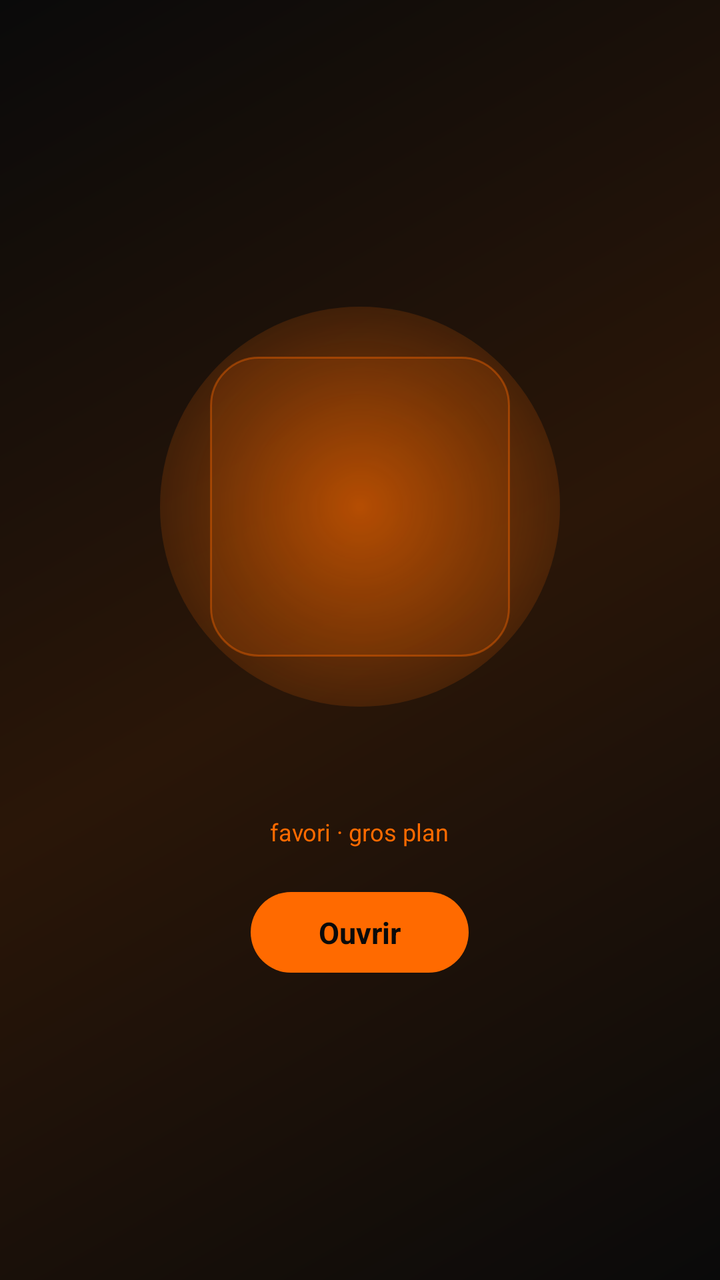
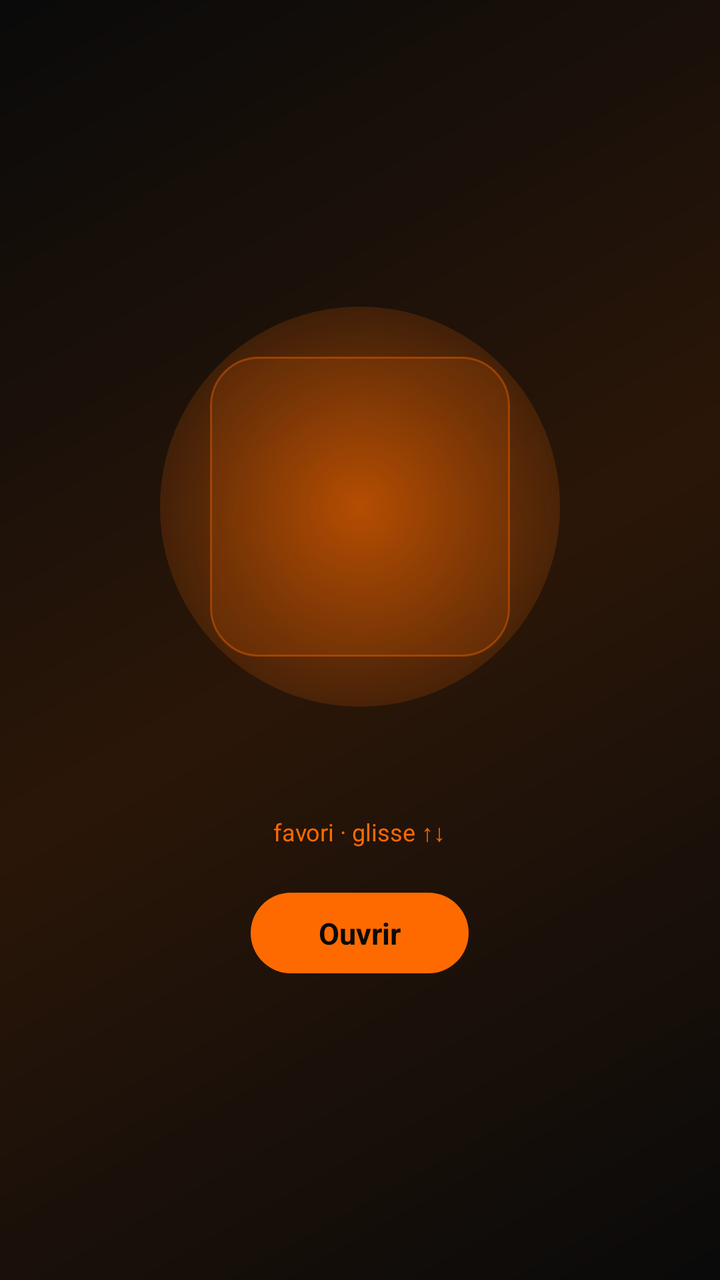

Screens rendered from an Android XML layout before and after an edit, with the pre-edit source and the edit as a unified diff.
<!-- AndroidManifest.xml: application theme Theme.LexOS -->
<!-- res/layout/item_favorite.xml -->
<?xml version="1.0" encoding="utf-8"?>
<LinearLayout xmlns:android="http://schemas.android.com/apk/res/android"
    android:layout_width="match_parent"
    android:layout_height="match_parent"
    android:orientation="vertical"
    android:gravity="center"
    android:paddingStart="36dp"
    android:paddingEnd="36dp">

    <FrameLayout
        android:layout_width="200dp"
        android:layout_height="200dp">

        
        <View
            android:layout_width="match_parent"
            android:layout_height="match_parent"
            android:background="@drawable/halo" />

        <FrameLayout
            android:id="@+id/favTile"
            android:layout_width="150dp"
            android:layout_height="150dp"
            android:layout_gravity="center"
            android:background="@drawable/tile_fav">

            <ImageView
                android:id="@+id/favIcon"
                android:layout_width="96dp"
                android:layout_height="96dp"
                android:layout_gravity="center"
                android:contentDescription="@null" />
        </FrameLayout>
    </FrameLayout>

    <TextView
        android:id="@+id/favName"
        android:layout_width="wrap_content"
        android:layout_height="wrap_content"
        android:layout_marginTop="18dp"
        android:textColor="@color/white"
        android:textSize="24sp"
        android:textStyle="bold" />

    <TextView
        android:id="@+id/favLabel"
        android:layout_width="wrap_content"
        android:layout_height="wrap_content"
        android:layout_marginTop="4dp"
        android:text="favori · gros plan"
        android:textColor="@color/lexos_orange"
        android:textSize="12sp" />

    <TextView
        android:id="@+id/favOpen"
        android:layout_width="wrap_content"
        android:layout_height="wrap_content"
        android:layout_marginTop="22dp"
        android:background="@drawable/logo_circle"
        android:paddingStart="34dp"
        android:paddingEnd="34dp"
        android:paddingTop="10dp"
        android:paddingBottom="10dp"
        android:text="Ouvrir"
        android:textColor="@color/lexos_black"
        android:textSize="15sp"
        android:textStyle="bold" />
</LinearLayout>
<!-- resources referenced by this layout -->
<resources>
  <color name="lexos_black">#0A0A0A</color>
  <color name="lexos_orange">#FF6A00</color>
  <color name="white">#FFFFFF</color>
  <!-- drawable halo (drawable) -->
  <?xml version="1.0" encoding="utf-8"?>
  <shape xmlns:android="http://schemas.android.com/apk/res/android"
      android:shape="oval">
      <gradient
          android:type="radial"
          android:gradientRadius="140dp"
          android:startColor="#99FF6A00"
          android:centerColor="#44FF6A00"
          android:endColor="#00FF6A00" />
  </shape>
  <!-- drawable logo_circle (drawable) -->
  <?xml version="1.0" encoding="utf-8"?>
  <shape xmlns:android="http://schemas.android.com/apk/res/android"
      android:shape="rectangle">
      <solid android:color="@color/lexos_orange" />
      <corners android:radius="28dp" />
  </shape>
  <!-- drawable tile_fav (drawable) -->
  <?xml version="1.0" encoding="utf-8"?>
  <shape xmlns:android="http://schemas.android.com/apk/res/android"
      android:shape="rectangle">
      <solid android:color="@color/tile_bg_fav" />
      <stroke android:width="1dp" android:color="#66FF6A00" />
      <corners android:radius="24dp" />
  </shape>
  <style name="Theme.LexOS" parent="Theme.Material3.Dark.NoActionBar">
          <item name="android:windowBackground">@drawable/lexos_background</item>
          <item name="android:statusBarColor">@android:color/transparent</item>
          <item name="android:navigationBarColor">@android:color/transparent</item>
          <item name="android:windowLightStatusBar">false</item>
          <item name="colorPrimary">@color/lexos_orange</item>
          <item name="android:windowShowWallpaper">false</item>
      </style>
  <color name="tile_bg_fav">#24FF6A00</color>
  <!-- drawable lexos_background (drawable) -->
  <?xml version="1.0" encoding="utf-8"?>
  <shape xmlns:android="http://schemas.android.com/apk/res/android"
      android:shape="rectangle">
      <gradient
          android:angle="135"
          android:startColor="@color/lexos_black"
          android:centerColor="@color/lexos_orange_dark"
          android:endColor="@color/lexos_black"
          android:type="linear" />
  </shape>
  <color name="lexos_orange_dark">#2A1608</color>
</resources>

<!-- the commit's change to res/layout/item_favorite.xml (unified diff, before → after) -->
@@ -47,7 +47,7 @@
         android:layout_width="wrap_content"
         android:layout_height="wrap_content"
         android:layout_marginTop="4dp"
-        android:text="favori · gros plan"
+        android:text="favori · glisse ↑↓"
         android:textColor="@color/lexos_orange"
         android:textSize="12sp" />
 
